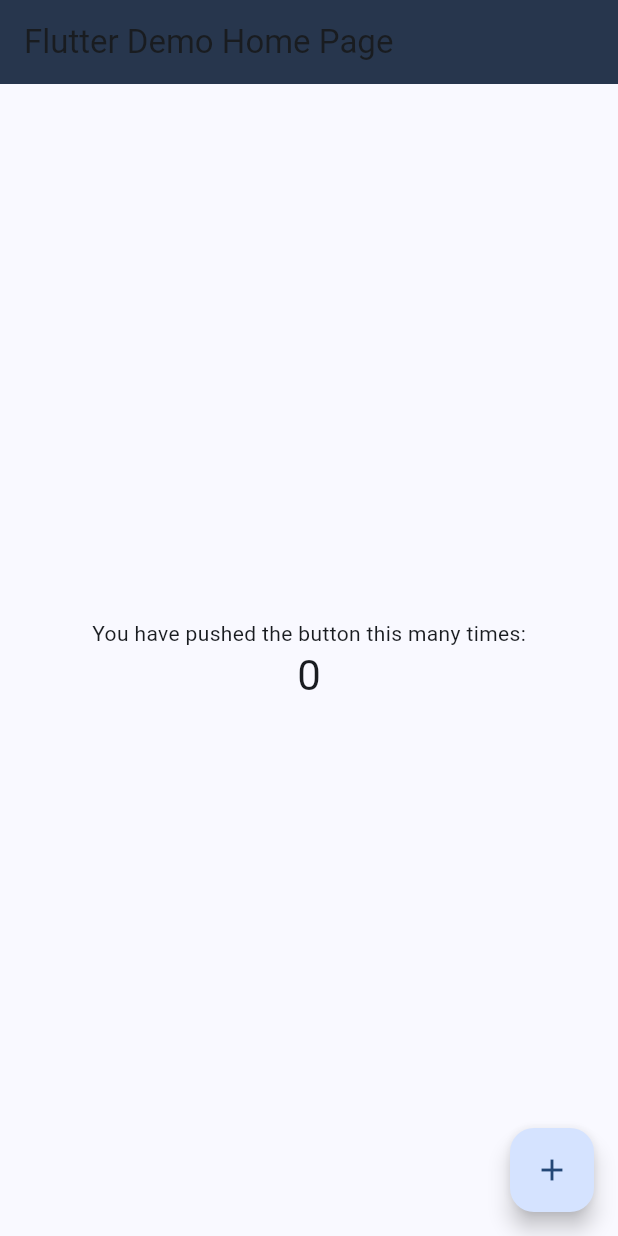
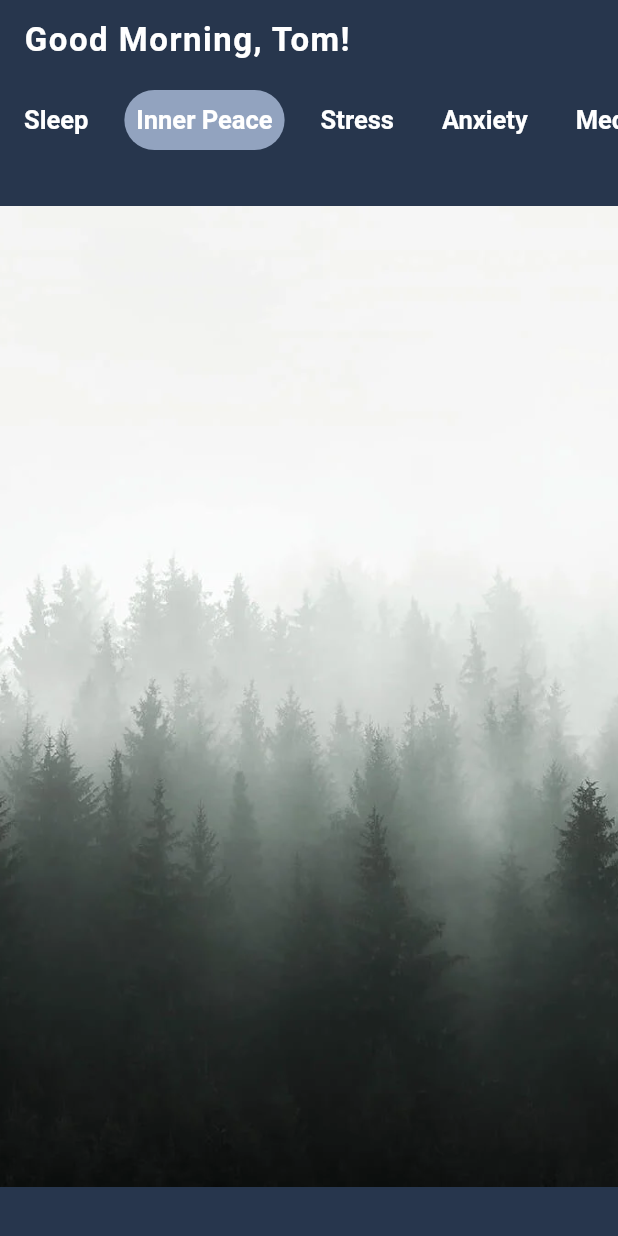
Before and after one commit to HrutujaP/InSleep, a Flutter app: the screen it shows after launch, on a phone screen of 412 x 824 dp. Run offline on Flutter 3.47's test engine with Material 2 defaults, Android fonts, the phone set to English and light mode, and no system bars; our stand-ins replace flutter_staggered_animations, google_fonts.

Commit message:
created home screen and add top scroll bar and images

```diff
--- /dev/null
+++ b/lib/Screens/HomeScreen/HomeScreen.dart
@@ -0,0 +1,120 @@
+// ignore_for_file: non_constant_identifier_names
+
+import 'package:flutter/material.dart';
+import 'package:in_sleep/constants/appcolors.dart';
+import 'package:flutter_staggered_animations/flutter_staggered_animations.dart';
+
+class HomeScreen extends StatefulWidget {
+  static const id = 'homeScreen';
+  const HomeScreen({super.key});
+
+  @override
+  State<HomeScreen> createState() => _HomeScreenState();
+}
+
+class _HomeScreenState extends State<HomeScreen> {
+  List Activity = [
+    {"Sleep": false},
+    {"Inner Peace": true},
+    {"Stress": false},
+    {"Anxiety": false},
+    {"Meditate": false},
+    {"Music": false},
+    {"Stories": false},
+  ];
+
+  @override
+  void initState() {
+    // TODO: implement initState
+    for (int i = 0; i < Activity.length; i++) {
+      print(Activity[i].values.toList()[0]);
+    }
+    super.initState();
+  }
+
+  @override
+  Widget build(BuildContext context) {
+    return Scaffold(
+      backgroundColor: AppColors.backGroundColor,
+      body: SafeArea(
+        child: Column(
+          children: [
+            Container(
+              height: MediaQuery.of(context).size.height / 6,
+              width: MediaQuery.of(context).size.width,
+              decoration: const BoxDecoration(
+                color: AppColors.backGroundColor,
+              ),
+              child: Column(
+                  mainAxisAlignment: MainAxisAlignment.start,
+                  crossAxisAlignment: CrossAxisAlignment.start,
+                  children: [
+                    const Padding(
+                      padding: EdgeInsets.only(left: 16, top: 14, bottom: 10),
+                      child: Text(
+                        "Good Morning, Tom!",
+                        style: TextStyle(
+                          letterSpacing: 1,
+                          color: AppColors.textColor1,
+                          fontSize: 22,
+                          fontWeight: FontWeight.bold,
+                        ),
+                      ),
+                    ),
+                    SizedBox(
+                      height: 60,
+                      width: MediaQuery.of(context).size.width,
+                      child: AnimationLimiter(
+                          child: ListView.builder(
+                        // reverse: true,
+                        padding: const EdgeInsets.symmetric(vertical: 10),
+                        //       // shrinkWrap: true,
+                        physics: const BouncingScrollPhysics(),
+                        itemCount: Activity.length,
+                        scrollDirection: Axis.horizontal,
+                        itemBuilder: (BuildContext context, int index) {
+                          return Padding(
+                            padding: const EdgeInsets.symmetric(horizontal: 8),
+                            child: Container(
+                              height: 20,
+                              // width: 100,
+                              decoration: BoxDecoration(
+                                color:
+                                    Activity[index].values.toList()[0] == true
+                                        ? AppColors.highlightColor
+                                        : Colors.transparent,
+                                borderRadius: BorderRadius.circular(20),
+                              ),
+                              child: Center(
+                                child: Padding(
+                                  padding: const EdgeInsets.all(8.0),
+                                  child: Text(
+                                    Activity[index].keys.toList()[0],
+                                    style: const TextStyle(
+                                      color: AppColors.textColor1,
+                                      fontSize: 17,
+                                      fontWeight: FontWeight.w600,
+                                    ),
+                                  ),
+                                ),
+                              ),
+                            ),
+                          );
+                        },
+                      )),
+                    ),
+                  ]),
+            ),
+            SizedBox(
+              height: MediaQuery.of(context).size.height / 1.26,
+              child: const Image(
+                image: AssetImage("assets/images/HomepageBg.webp"),
+                fit: BoxFit.cover,
+              ),
+            ),
+          ],
+        ),
+      ),
+    );
+  }
+}
--- a/lib/main.dart
+++ b/lib/main.dart
@@ -1,4 +1,6 @@
 import 'package:flutter/material.dart';
+import 'package:google_fonts/google_fonts.dart';
+import 'package:in_sleep/Screens/HomeScreen/HomeScreen.dart';
 import 'package:in_sleep/constants/appcolors.dart';
 
 void main() {
@@ -7,120 +9,23 @@ void main() {
 
 class MyApp extends StatelessWidget {
   const MyApp({super.key});
-
-  // This widget is the root of your application.
   @override
   Widget build(BuildContext context) {
+    final textTheme = Theme.of(context).textTheme;
     return MaterialApp(
+      debugShowCheckedModeBanner: false,
       title: 'Flutter Demo',
       theme: ThemeData(
-        // This is the theme of your application.
-        //
-        // TRY THIS: Try running your application with "flutter run". You'll see
-        // the application has a blue toolbar. Then, without quitting the app,
-        // try changing the seedColor in the colorScheme below to Colors.green
-        // and then invoke "hot reload" (save your changes or press the "hot
-        // reload" button in a Flutter-supported IDE, or press "r" if you used
-        // the command line to start the app).
-        //
-        // Notice that the counter didn't reset back to zero; the application
-        // state is not lost during the reload. To reset the state, use hot
-        // restart instead.
-        //
-        // This works for code too, not just values: Most code changes can be
-        // tested with just a hot reload.
         colorScheme: ColorScheme.fromSeed(seedColor: AppColors.backGroundColor),
         useMaterial3: true,
+        textTheme: GoogleFonts.hindSiliguriTextTheme(textTheme).copyWith(
+            // bodyMedium: GoogleFonts.oswald(textStyle: textTheme.bodyMedium),
+            ),
       ),
-      home: const MyHomePage(title: 'Flutter Demo Home Page'),
+      routes: {
+        HomeScreen.id: (context) => const HomeScreen(),
+      },
+      home: const HomeScreen(),
     );
   }
 }
-
-class MyHomePage extends StatefulWidget {
-  const MyHomePage({super.key, required this.title});
-
-  // This widget is the home page of your application. It is stateful, meaning
-  // that it has a State object (defined below) that contains fields that affect
-  // how it looks.
-
-  // This class is the configuration for the state. It holds the values (in this
-  // case the title) provided by the parent (in this case the App widget) and
-  // used by the build method of the State. Fields in a Widget subclass are
-  // always marked "final".
-
-  final String title;
-
-  @override
-  State<MyHomePage> createState() => _MyHomePageState();
-}
-
-class _MyHomePageState extends State<MyHomePage> {
-  int _counter = 0;
-
-  void _incrementCounter() {
-    setState(() {
-      // This call to setState tells the Flutter framework that something has
-      // changed in this State, which causes it to rerun the build method below
-      // so that the display can reflect the updated values. If we changed
-      // _counter without calling setState(), then the build method would not be
-      // called again, and so nothing would appear to happen.
-      _counter++;
-    });
-  }
-
-  @override
-  Widget build(BuildContext context) {
-    // This method is rerun every time setState is called, for instance as done
-    // by the _incrementCounter method above.
-    //
-    // The Flutter framework has been optimized to make rerunning build methods
-    // fast, so that you can just rebuild anything that needs updating rather
-    // than having to individually change instances of widgets.
-    return Scaffold(
-      appBar: AppBar(
-        // TRY THIS: Try changing the color here to a specific color (to
-        // Colors.amber, perhaps?) and trigger a hot reload to see the AppBar
-        // change color while the other colors stay the same.
-        backgroundColor: AppColors.backGroundColor,
-        // Here we take the value from the MyHomePage object that was created by
-        // the App.build method, and use it to set our appbar title.
-        title: Text(widget.title),
-      ),
-      body: Center(
-        // Center is a layout widget. It takes a single child and positions it
-        // in the middle of the parent.
-        child: Column(
-          // Column is also a layout widget. It takes a list of children and
-          // arranges them vertically. By default, it sizes itself to fit its
-          // children horizontally, and tries to be as tall as its parent.
-          //
-          // Column has various properties to control how it sizes itself and
-          // how it positions its children. Here we use mainAxisAlignment to
-          // center the children vertically; the main axis here is the vertical
-          // axis because Columns are vertical (the cross axis would be
-          // horizontal).
-          //
-          // TRY THIS: Invoke "debug painting" (choose the "Toggle Debug Paint"
-          // action in the IDE, or press "p" in the console), to see the
-          // wireframe for each widget.
-          mainAxisAlignment: MainAxisAlignment.center,
-          children: <Widget>[
-            const Text(
-              'You have pushed the button this many times:',
-            ),
-            Text(
-              '$_counter',
-              style: Theme.of(context).textTheme.headlineMedium,
-            ),
-          ],
-        ),
-      ),
-      floatingActionButton: FloatingActionButton(
-        onPressed: _incrementCounter,
-        tooltip: 'Increment',
-        child: const Icon(Icons.add),
-      ), // This trailing comma makes auto-formatting nicer for build methods.
-    );
-  }
-}
```
Also changed, not shown: pubspec.yaml (+5 -2 lines), assets/images/Flowers.jpg (added), assets/images/HomepageBg.webp (added), pubspec.lock, 1 other file.
